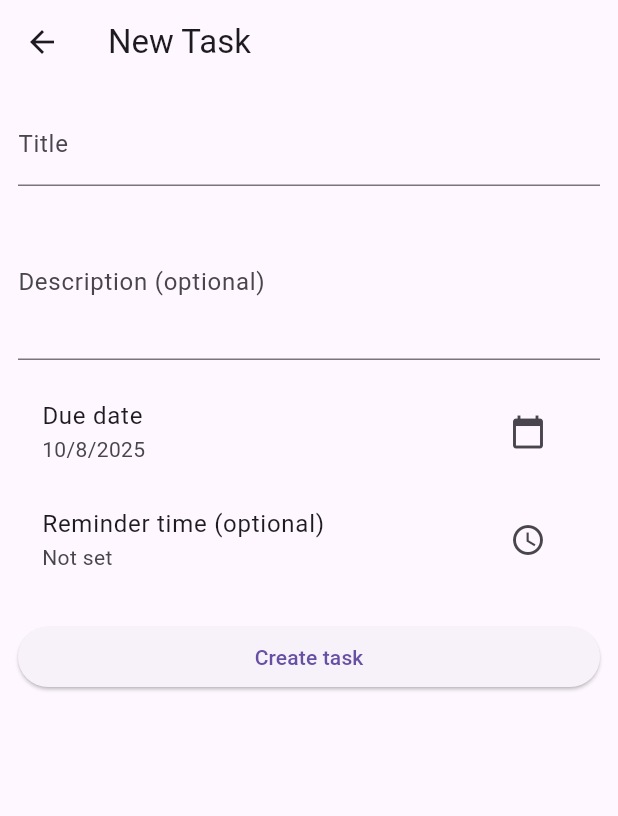
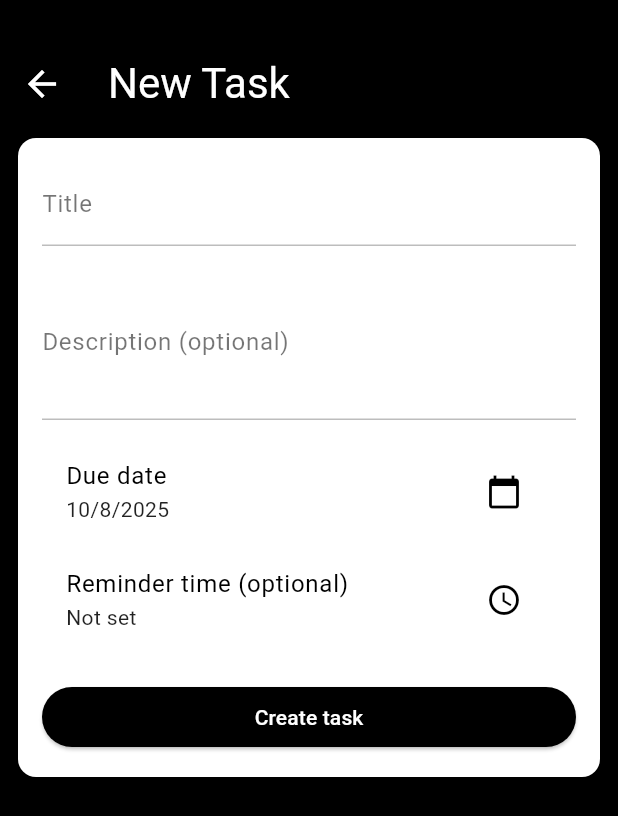
Before and after one commit to noel-odero/Study-Planner-App, a Flutter app: the screen it shows after launch, after a tap on the "add" icon, on a phone screen of 412 x 824 dp. Shown: the top 816 px of the screen. Run offline on Flutter 3.47's test engine with Material 3 defaults, Android fonts, the phone set to English and light mode, and no system bars; our stand-ins replace shared_preferences, table_calendar.

Commit message:
Update UI colors and styles for main screens

```diff
--- a/study_planner/lib/main.dart
+++ b/study_planner/lib/main.dart
@@ -18,7 +18,7 @@ class StudyPlannerApp extends StatelessWidget {
       title: 'Study Planner',
       debugShowCheckedModeBanner: false,
       theme: ThemeData(
-        primarySwatch: Colors.indigo,
+        primarySwatch: Colors.brown,
         visualDensity: VisualDensity.adaptivePlatformDensity,
       ),
       initialRoute: AppRoutes.home,
--- a/study_planner/lib/screens/new_task_screen.dart
+++ b/study_planner/lib/screens/new_task_screen.dart
@@ -103,54 +103,119 @@ class _NewTaskScreenState extends State<NewTaskScreen> {
   Widget build(BuildContext context) {
     final isEditing = _editingId != null;
     return Scaffold(
-      appBar: AppBar(title: Text(isEditing ? 'Edit Task' : 'New Task')),
+      backgroundColor: Colors.black,
+      appBar: PreferredSize(
+        preferredSize: Size.fromHeight(80),
+        child: SafeArea(
+          child: Padding(
+            padding: const EdgeInsets.only(top: 32),
+            child: AppBar(
+              iconTheme: IconThemeData(size: 28, color: Colors.white),
+              title: Text(
+                isEditing ? 'Edit Task' : 'New Task',
+                style: TextStyle(color: Colors.white, fontSize: 28),
+              ),
+              backgroundColor: Colors.black,
+            ),
+          ),
+        ),
+      ),
       body: Padding(
         padding: const EdgeInsets.all(12),
+        child: Container(
+          padding: const EdgeInsets.all(16), // inner spacing
+          decoration: BoxDecoration(
+            color: Colors.white, // container background
+            borderRadius: BorderRadius.circular(12), // rounded corners
+            boxShadow: [
+              BoxShadow(
+                color: Colors.black26,
+                blurRadius: 6,
+                offset: Offset(0, 2),
+              ),
+            ],
+          ),
           child: Form(
             key: _formKey,
             child: ListView(
+              shrinkWrap: true,
               children: [
                 TextFormField(
                   controller: _titleCtrl,
-                decoration: const InputDecoration(labelText: 'Title'),
+                  style: const TextStyle(color: Colors.black), // input text
+                  decoration: const InputDecoration(
+                    labelText: 'Title',
+                    labelStyle: TextStyle(color: Colors.black54),
+                    enabledBorder: UnderlineInputBorder(
+                      borderSide: BorderSide(color: Colors.black26),
+                    ),
+                    focusedBorder: UnderlineInputBorder(
+                      borderSide: BorderSide(color: Colors.black),
+                    ),
+                  ),
                   validator: (v) =>
                       v == null || v.trim().isEmpty ? 'Title required' : null,
                 ),
                 const SizedBox(height: 12),
                 TextFormField(
                   controller: _descCtrl,
+                  style: const TextStyle(color: Colors.black),
                   decoration: const InputDecoration(
                     labelText: 'Description (optional)',
+                    labelStyle: TextStyle(color: Colors.black54),
+                    enabledBorder: UnderlineInputBorder(
+                      borderSide: BorderSide(color: Colors.black26),
+                    ),
+                    focusedBorder: UnderlineInputBorder(
+                      borderSide: BorderSide(color: Colors.black),
+                    ),
                   ),
                   maxLines: 3,
                 ),
                 const SizedBox(height: 12),
                 ListTile(
-                title: const Text('Due date'),
-                subtitle: Text(_dateFmt.format(_selectedDate)),
+                  title: const Text(
+                    'Due date',
+                    style: TextStyle(color: Colors.black),
+                  ),
+                  subtitle: Text(
+                    _dateFmt.format(_selectedDate),
+                    style: const TextStyle(color: Colors.black87),
+                  ),
                   trailing: IconButton(
                     onPressed: _pickDate,
-                  icon: const Icon(Icons.calendar_today),
+                    icon: const Icon(Icons.calendar_today, color: Colors.black),
                   ),
                 ),
                 ListTile(
-                title: const Text('Reminder time (optional)'),
+                  title: const Text(
+                    'Reminder time (optional)',
+                    style: TextStyle(color: Colors.black),
+                  ),
                   subtitle: Text(
                     _selectedReminderTime == null
                         ? 'Not set'
                         : _selectedReminderTime!.format(context),
+                    style: const TextStyle(color: Colors.black87),
                   ),
                   trailing: IconButton(
                     onPressed: _pickTime,
-                  icon: const Icon(Icons.access_time),
+                    icon: const Icon(Icons.access_time, color: Colors.black),
                   ),
                 ),
                 const SizedBox(height: 18),
                 ElevatedButton(
                   onPressed: _save,
-                child: Text(isEditing ? 'Save changes' : 'Create task'),
+                  style: ElevatedButton.styleFrom(
+                    backgroundColor: Colors.black, // button background
+                  ),
+                  child: Text(
+                    _editingId != null ? 'Save changes' : 'Create task',
+                    style: const TextStyle(color: Colors.white),
+                  ),
                 ),
               ],
+            ),
           ),
         ),
       ),
--- a/study_planner/lib/screens/today_screen.dart
+++ b/study_planner/lib/screens/today_screen.dart
@@ -37,14 +37,34 @@ class _TodayScreenState extends State<TodayScreen> {
   @override
   Widget build(BuildContext context) {
     return Scaffold(
-      appBar: AppBar(title: const Text('Today'), centerTitle: true),
+      backgroundColor: Colors.black,
+      appBar: PreferredSize(
+        preferredSize: Size.fromHeight(80),
+        child: SafeArea(
+          child: Padding(
+            padding: const EdgeInsets.only(top: 32),
+            child: AppBar(
+              title: Text(
+                'Today',
+                style: TextStyle(color: Colors.white, fontSize: 28),
+              ),
+              backgroundColor: Colors.black,
+            ),
+          ),
+        ),
+      ),
       body: RefreshIndicator(
         onRefresh: _loadTodayTasks,
         child: _tasks.isEmpty
             ? ListView(
                 children: const [
                   SizedBox(height: 120),
-                  Center(child: Text('No tasks for today')),
+                  Center(
+                    child: Text(
+                      'No tasks for today',
+                      style: TextStyle(color: Colors.white, fontSize: 24.0),
+                    ),
+                  ),
                 ],
               )
             : ListView.separated(
@@ -76,6 +96,7 @@ class _TodayScreenState extends State<TodayScreen> {
               ),
       ),
       floatingActionButton: FloatingActionButton(
+        backgroundColor: Colors.amberAccent,
         onPressed: () async {
           await Navigator.pushNamed(context, AppRoutes.newTask);
           await _loadTodayTasks();
@@ -88,6 +109,9 @@ class _TodayScreenState extends State<TodayScreen> {
 
   Widget _buildBottomNav(BuildContext context) {
     return BottomNavigationBar(
+      backgroundColor: Colors.black,
+      unselectedItemColor: Colors.white,
+      selectedItemColor: Colors.amberAccent,
       currentIndex: 0,
       onTap: (i) {
         if (i == 1) {
```
Lines whose indentation alone changed are shown as unchanged.
